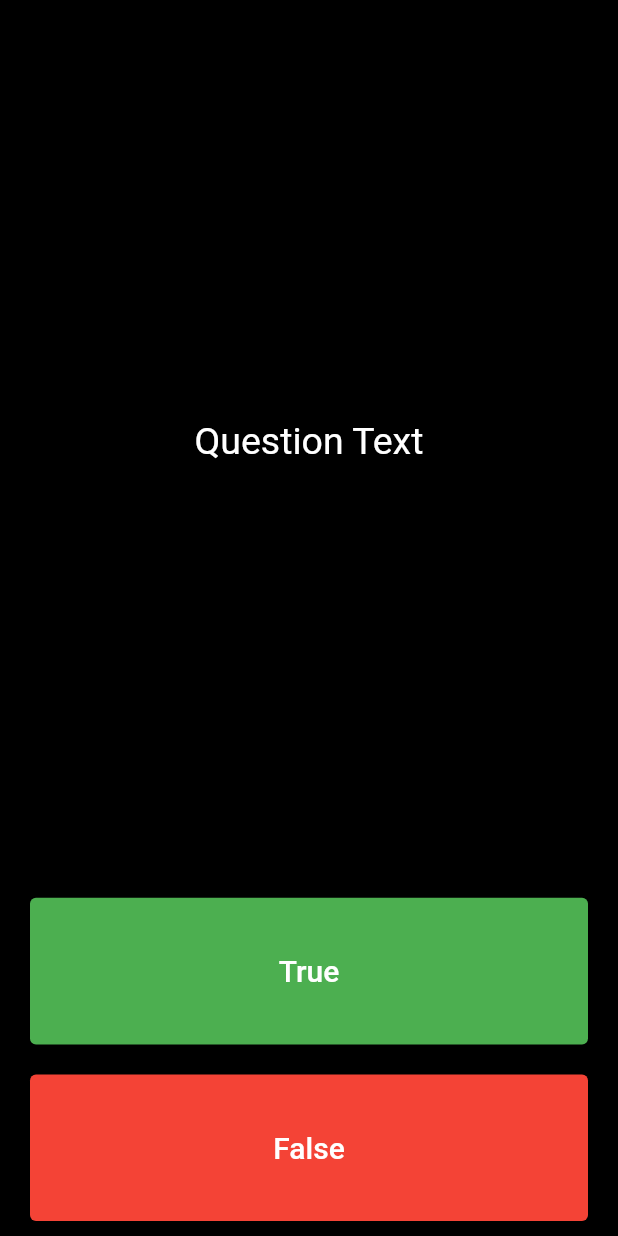
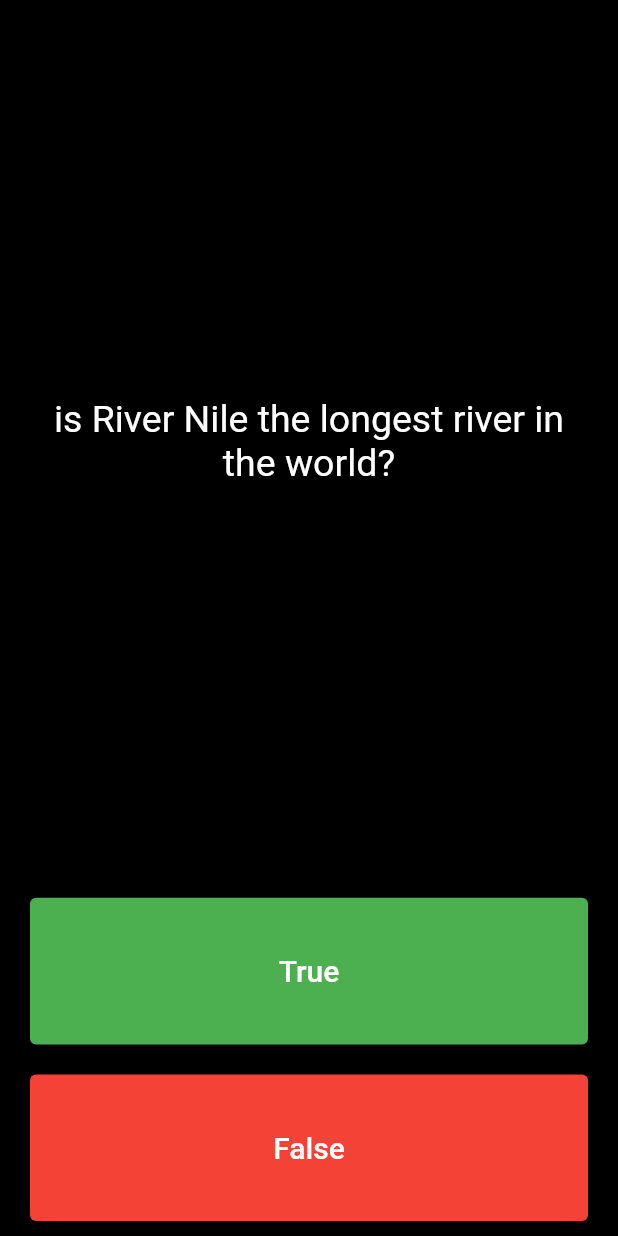
Before and after one commit to malikrasaq/my-flutter-starter-projects, a Flutter app: the screen it shows after launch, after a tap on "True", on a phone screen of 412 x 824 dp. Run offline on Flutter 3.47's test engine with Material 2 defaults, Android fonts, the phone set to English and light mode, and no system bars; our stand-ins replace audioplayers.

Commit message:
Added some questions

```diff
--- a/quiz_app/lib/main.dart
+++ b/quiz_app/lib/main.dart
@@ -29,6 +29,18 @@ class QuizPage extends StatefulWidget {
 }
 
 class _QuizPageState extends State<QuizPage> {
+  List<Widget> scoreKeeper = [];
+
+  List<bool> answers = [true, false, true];
+
+  List<String> questions = [
+    'is sahara the largest desert in the world?',
+    'is River Nile the longest river in the world?',
+    'is Nigeria the most populated country in africa?',
+  ];
+
+  int questionNumber = 0;
+
   @override
   Widget build(BuildContext context) {
     return Column(
@@ -40,10 +52,10 @@ class _QuizPageState extends State<QuizPage> {
           child: Padding(
             padding: const EdgeInsets.all(10.0),
             child: Center(
-              child: const Text(
-                'Question Text',
+              child: Text(
+                questions[questionNumber],
                 textAlign: TextAlign.center,
-                style: TextStyle(
+                style: const TextStyle(
                   fontSize: 25.0,
                   color: Colors.white,
                 ),
@@ -63,7 +75,17 @@ class _QuizPageState extends State<QuizPage> {
                   color: Colors.white,
                 ),
               ),
-              onPressed: () {},
+              onPressed: () {
+                bool correct = answers[questionNumber];
+                if (correct == true) {
+                  print('Youre correct');
+                } else {
+                  print('Youre wrong');
+                }
+                setState(() {
+                  questionNumber++;
+                });
+              },
             ),
           ),
         ),
@@ -79,9 +101,22 @@ class _QuizPageState extends State<QuizPage> {
                   color: Colors.white,
                 ),
               ),
-              onPressed: () {},
+              onPressed: () {
+                 bool correct = answers[questionNumber];
+                if (correct == true) {
+                  print('Youre correct');
+                } else {
+                  print('Youre wrong');
+                }
+                setState(() {
+                  questionNumber++;
+                });
+              },
             ),
           ),
+        ),
+        Row(
+          children: scoreKeeper,
         ),
       ],
     );
```
